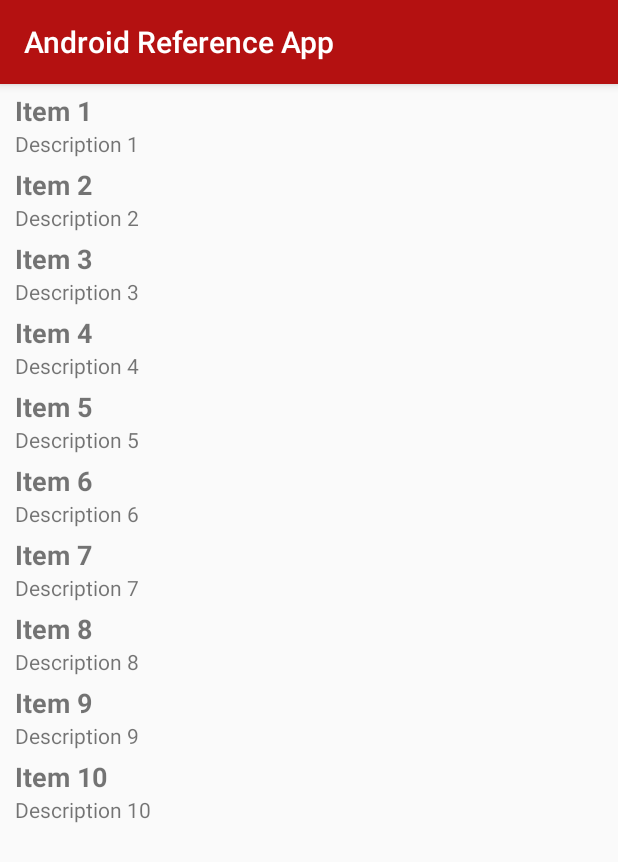
After one commit to mazleo/AndroidReferenceApp, an Android app: the RecyclerViewActivity screen opened directly, with no data from a screen before it, on a phone screen of 412 x 824 dp. The commit adds this screen. Shown: the top 862 px of the screen. Run offline under Robolectric (Android 15) with nearby library versions, the phone set to English and light mode, and no system bars.

Commit message:
Add more references

```diff
--- a/app/build.gradle
+++ b/app/build.gradle
@@ -27,4 +27,5 @@ dependencies {
     compile 'com.android.support:appcompat-v7:25.3.1'
     compile 'com.android.support.constraint:constraint-layout:1.0.2'
     testCompile 'junit:junit:4.12'
+    compile 'com.android.support:recyclerview-v7:25.3.1'
 }
--- a/app/src/main/AndroidManifest.xml
+++ b/app/src/main/AndroidManifest.xml
@@ -39,7 +39,11 @@
 
         <activity android:name=".ListviewActivity" />
         <activity android:name=".AlertDialogActivity" />
-        <activity android:name=".SeekbarActivity"></activity>
+        <activity android:name=".SeekbarActivity" />
+        <activity android:name=".ToastActivity" />
+        <activity android:name=".ReturnDataActivity" />
+        <activity android:name=".ReturnDataSecondActivity" />
+        <activity android:name=".RecyclerViewActivity"></activity>
     </application>
 
 </manifest>
--- /dev/null
+++ b/app/src/main/java/Adapters/RecyclerViewAdapter.java
@@ -0,0 +1,54 @@
+package Adapters;
+
+import android.support.v7.widget.RecyclerView;
+import android.view.LayoutInflater;
+import android.view.View;
+import android.view.ViewGroup;
+import android.widget.TextView;
+
+import com.app.reference.android.androidreferenceapp.R;
+
+import java.util.List;
+import Models.RecyclerViewItem;
+
+/**
+ * Created by Jonnelin Leonardo on 8/16/17.
+ */
+
+public class RecyclerViewAdapter extends RecyclerView.Adapter<RecyclerViewAdapter.MyViewHolder> {
+
+    private List<RecyclerViewItem> list;
+
+    public class MyViewHolder extends RecyclerView.ViewHolder {
+        public TextView title;
+        public TextView description;
+
+        public MyViewHolder(View view) {
+            super(view);
+            title = (TextView) view.findViewById(R.id.rvTitle);
+            description = (TextView) view.findViewById(R.id.rvDescription);
+        }
+    }
+
+    public RecyclerViewAdapter(List<RecyclerViewItem> list) {
+        this.list = list;
+    }
+
+    @Override
+    public RecyclerViewAdapter.MyViewHolder onCreateViewHolder(ViewGroup parent, int viewType) {
+        View itemView = LayoutInflater.from(parent.getContext()).inflate(R.layout.recycler_view_content, parent, false);
+        return new RecyclerViewAdapter.MyViewHolder(itemView);
+    }
+
+    @Override
+    public void onBindViewHolder(RecyclerViewAdapter.MyViewHolder holder, int position) {
+        RecyclerViewItem rcItem = list.get(position);
+        holder.title.setText(rcItem.getTitle());
+        holder.description.setText(rcItem.getDescription());
+    }
+
+    @Override
+    public int getItemCount() {
+        return list.size();
+    }
+}
--- /dev/null
+++ b/app/src/main/java/Models/RecyclerViewItem.java
@@ -0,0 +1,31 @@
+package Models;
+
+/**
+ * Created by root on 8/16/17.
+ */
+
+public class RecyclerViewItem {
+    private String title;
+    private String description;
+
+    public RecyclerViewItem(String title, String description) {
+        this.title = title;
+        this.description = description;
+    }
+
+    public String getTitle() {
+        return title;
+    }
+
+    public void setTitle(String title) {
+        this.title = title;
+    }
+
+    public String getDescription() {
+        return description;
+    }
+
+    public  void setDescription(String description) {
+        this.description = description;
+    }
+}
--- /dev/null
+++ b/app/src/main/java/com/app/reference/android/androidreferenceapp/RecyclerViewActivity.java
@@ -0,0 +1,43 @@
+package com.app.reference.android.androidreferenceapp;
+
+import android.support.v7.app.AppCompatActivity;
+import android.os.Bundle;
+import android.support.v7.widget.DefaultItemAnimator;
+import android.support.v7.widget.LinearLayoutManager;
+import android.support.v7.widget.RecyclerView;
+
+import java.util.ArrayList;
+import java.util.List;
+
+import Adapters.RecyclerViewAdapter;
+import Models.RecyclerViewItem;
+
+public class RecyclerViewActivity extends AppCompatActivity {
+
+    private List<RecyclerViewItem> list = new ArrayList<>();
+    private RecyclerView recyclerView;
+    private RecyclerViewAdapter rcAdapter;
+
+    @Override
+    protected void onCreate(Bundle savedInstanceState) {
+        super.onCreate(savedInstanceState);
+        setContentView(R.layout.activity_recycler_view);
+
+        RecyclerView.LayoutManager rcLayoutManager;
+
+        recyclerView = (RecyclerView) findViewById(R.id.recyclerView);
+        rcAdapter = new RecyclerViewAdapter(list);
+        rcLayoutManager = new LinearLayoutManager(getApplicationContext());
+
+        recyclerView.setLayoutManager(rcLayoutManager);
+        recyclerView.setItemAnimator(new DefaultItemAnimator());
+        recyclerView.setAdapter(rcAdapter);
+
+        for (int i = 0; i < 10; i++) {
+            RecyclerViewItem rcItem = new RecyclerViewItem("Item " + (i + 1), "Description " + (i + 1));
+            list.add(rcItem);
+        }
+
+        rcAdapter.notifyDataSetChanged();
+    }
+}
--- /dev/null
+++ b/app/src/main/res/layout/activity_recycler_view.xml
@@ -0,0 +1,17 @@
+<?xml version="1.0" encoding="utf-8"?>
+<android.support.constraint.ConstraintLayout xmlns:android="http://schemas.android.com/apk/res/android"
+    xmlns:app="http://schemas.android.com/apk/res-auto"
+    xmlns:tools="http://schemas.android.com/tools"
+    android:layout_width="match_parent"
+    android:layout_height="match_parent"
+    tools:context="com.app.reference.android.androidreferenceapp.RecyclerViewActivity">
+
+    <android.support.v7.widget.RecyclerView
+        android:id="@+id/recyclerView"
+        android:layout_width="match_parent"
+        android:layout_height="match_parent"
+        app:layout_constraintBottom_toBottomOf="parent"
+        app:layout_constraintLeft_toLeftOf="parent"
+        app:layout_constraintRight_toRightOf="parent"
+        app:layout_constraintTop_toTopOf="parent" />
+</android.support.constraint.ConstraintLayout>
--- /dev/null
+++ b/app/src/main/res/layout/recycler_view_content.xml
@@ -0,0 +1,45 @@
+<?xml version="1.0" encoding="utf-8"?>
+<android.support.constraint.ConstraintLayout
+    xmlns:android="http://schemas.android.com/apk/res/android"
+    xmlns:app="http://schemas.android.com/apk/res-auto"
+    xmlns:tools="http://schemas.android.com/tools"
+    android:layout_width="match_parent"
+    android:layout_height="wrap_content"
+    android:paddingTop="5dp"
+    android:paddingBottom="0dp"
+    android:paddingLeft="10dp"
+    android:paddingRight="5dp"
+    >
+
+    <TextView
+        android:id="@+id/rvTitle"
+        android:layout_width="wrap_content"
+        android:layout_height="wrap_content"
+        android:layout_marginBottom="0dp"
+        android:layout_marginLeft="0dp"
+        android:layout_marginRight="0dp"
+        android:layout_marginTop="0dp"
+        android:textSize="18sp"
+        android:textStyle="bold"
+        app:layout_constraintBottom_toBottomOf="parent"
+        app:layout_constraintHorizontal_bias="0.0"
+        app:layout_constraintLeft_toLeftOf="parent"
+        app:layout_constraintRight_toRightOf="parent"
+        app:layout_constraintTop_toTopOf="parent"
+        app:layout_constraintVertical_bias="0.0" />
+
+    <TextView
+        android:id="@+id/rvDescription"
+        android:layout_width="wrap_content"
+        android:layout_height="wrap_content"
+        android:layout_marginBottom="0dp"
+        android:layout_marginLeft="0dp"
+        android:layout_marginRight="0dp"
+        android:layout_marginTop="0dp"
+        app:layout_constraintBottom_toBottomOf="parent"
+        app:layout_constraintHorizontal_bias="0.0"
+        app:layout_constraintLeft_toLeftOf="parent"
+        app:layout_constraintRight_toRightOf="parent"
+        app:layout_constraintTop_toBottomOf="@+id/rvTitle"
+        app:layout_constraintVertical_bias="0.0" />
+</android.support.constraint.ConstraintLayout>
--- a/app/src/main/res/values/strings.xml
+++ b/app/src/main/res/values/strings.xml
@@ -15,6 +15,9 @@
         <item>ListView</item>
         <item>Alert Dialog</item>
         <item>Seekbar</item>
+        <item>Toast</item>
+        <item>Return Data</item>
+        <item>Recycler View</item>
     </string-array>
     <string name="red_string">Red</string>
     <string name="blue_string">Blue</string>
```
Also changed, not shown: app/src/main/java/com/app/reference/android/androidreferenceapp/MainActivity.java (+12 -0 lines), app/src/main/java/com/app/reference/android/androidreferenceapp/ReturnDataActivity.java (added, +45 -0 lines), app/src/main/java/com/app/reference/android/androidreferenceapp/ReturnDataSecondActivity.java (added, +38 -0 lines), app/src/main/java/com/app/reference/android/androidreferenceapp/ToastActivity.java (added, +26 -0 lines), app/src/main/res/layout/activity_return_data.xml (added, +40 -0 lines), app/src/main/res/layout/activity_return_data_second.xml (added, +41 -0 lines), app/src/main/res/layout/activity_toast.xml (added, +22 -0 lines).
